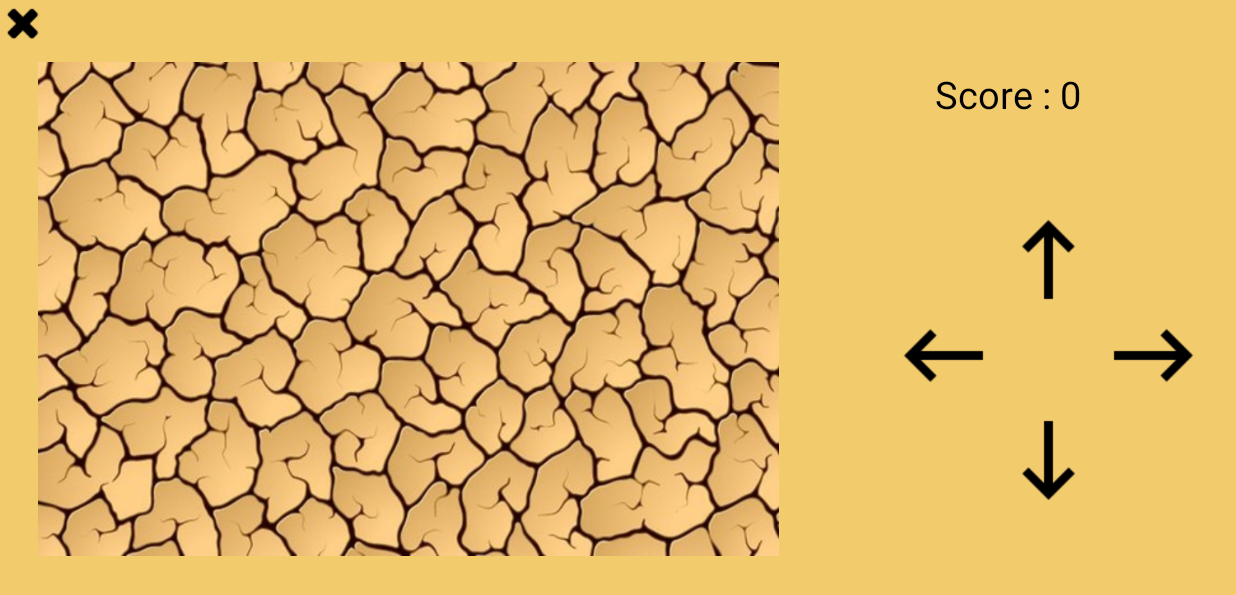
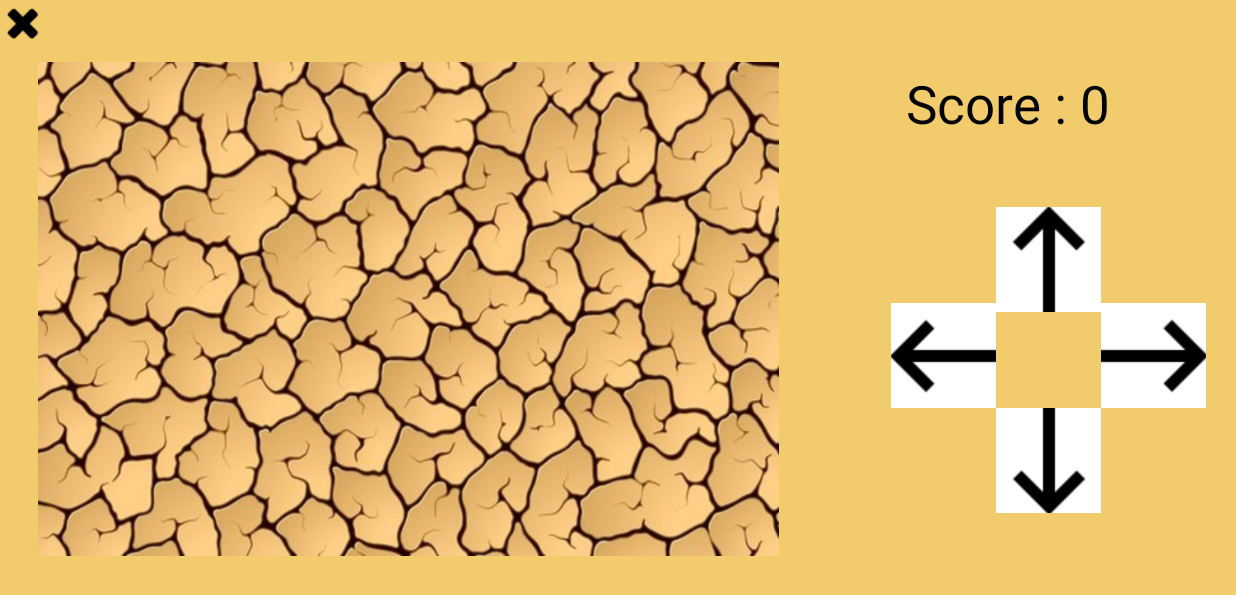
Before and after one commit to Elynad/Dynseo-Hackaton, an Android app: the MainActivity screen opened directly, with no data from a screen before it, on a phone screen of 824 x 412 dp (held sideways). Shown: the top 595 px of the screen. Run offline under Robolectric (Android 15) with nearby library versions, the phone set to English and light mode, and no system bars; 1 statement that could not run was skipped.

Commit message:
Changing to ImageButton

```diff
--- a/app/src/main/res/layout/activity_main.xml
+++ b/app/src/main/res/layout/activity_main.xml
@@ -37,7 +37,7 @@
         android:layout_marginTop="45dp"
         android:text="@string/score"
         android:textColor="@color/colorBlack"
-        android:textSize="25sp"
+        android:textSize="35sp"
         app:layout_constraintEnd_toEndOf="parent"
         app:layout_constraintStart_toEndOf="@+id/game_surface_view"
         app:layout_constraintTop_toTopOf="parent" />
@@ -62,43 +62,47 @@
         app:layout_constraintBottom_toBottomOf="parent"
         app:layout_constraintEnd_toEndOf="parent">
 
-        <androidx.appcompat.widget.AppCompatButton
+        <ImageButton
             android:id="@+id/up_button"
             android:layout_width="70dp"
             android:layout_height="70dp"
-            android:background="@drawable/arrow_up"
+            android:background="@color/white"
             android:onClick="onClick"
+            android:src="@drawable/arrow_up"
             tools:layout_editor_absoluteX="805dp"
             tools:layout_editor_absoluteY="324dp" />
 
-        <androidx.appcompat.widget.AppCompatButton
+        <ImageButton
             android:id="@+id/down_button"
             android:layout_width="70dp"
             android:layout_height="70dp"
             android:layout_marginTop="64dp"
-            android:background="@drawable/arrow_down"
+            android:background="@color/white"
             android:onClick="onClick"
+            android:src="@drawable/arrow_down"
             app:layout_constraintBottom_toBottomOf="parent"
             tools:layout_editor_absoluteX="805dp" />
 
     </LinearLayout>
 
-    <androidx.appcompat.widget.AppCompatButton
+    <ImageButton
         android:id="@+id/left_button"
         android:layout_width="70dp"
         android:layout_height="70dp"
         android:layout_marginBottom="140dp"
-        android:background="@drawable/arrow_left"
+        android:background="@color/white"
+        android:src="@drawable/arrow_left"
         android:onClick="onClick"
         app:layout_constraintBottom_toBottomOf="parent"
         app:layout_constraintEnd_toStartOf="@+id/linearLayout" />
 
-    <androidx.appcompat.widget.AppCompatButton
+    <ImageButton
         android:id="@+id/right_button"
         android:layout_width="70dp"
         android:layout_height="70dp"
         android:layout_marginBottom="140dp"
-        android:background="@drawable/arrow_right"
+        android:background="@color/white"
+        android:src="@drawable/arrow_right"
         android:onClick="onClick"
         app:layout_constraintBottom_toBottomOf="parent"
         app:layout_constraintStart_toEndOf="@+id/linearLayout" />
```
